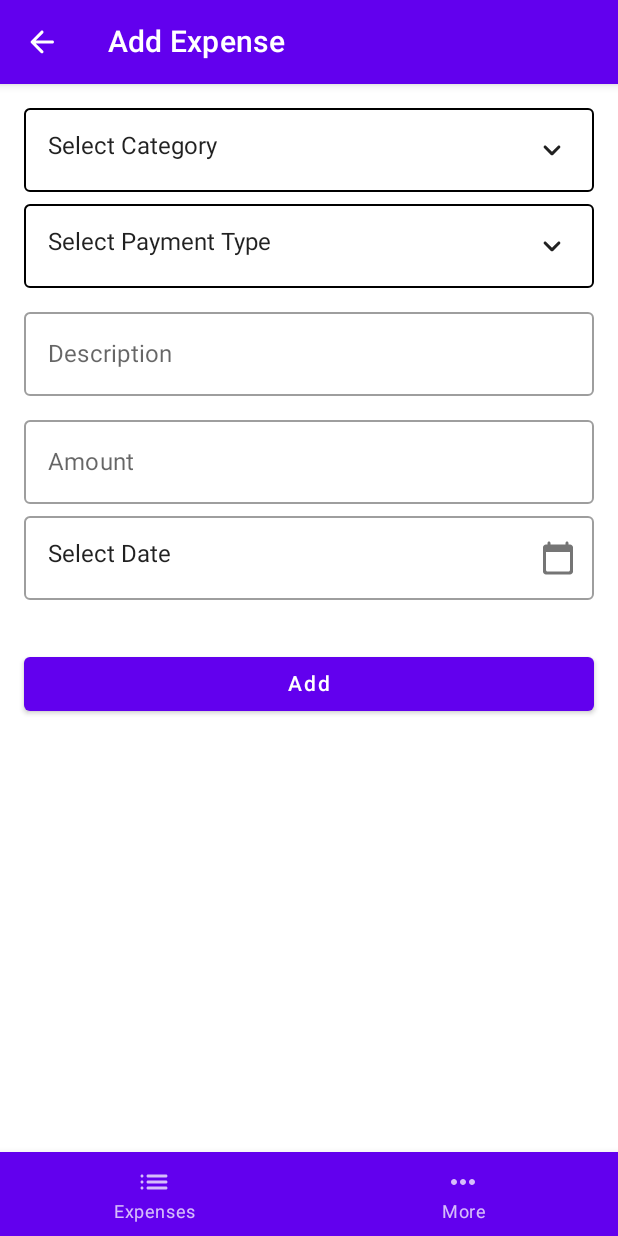
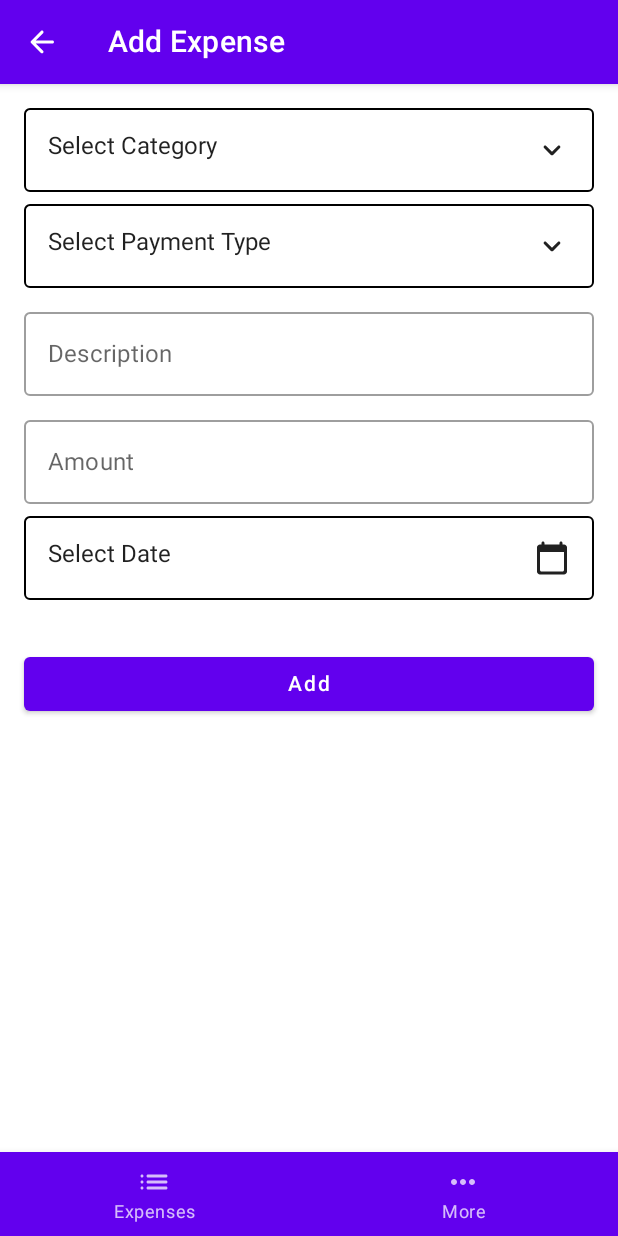
Before and after one commit to vengateshm/android_jetpack_compose_expense_tracker, an Android app built with Jetpack Compose: the expense_add screen opened through its navigation route, on a phone screen of 412 x 824 dp. Run offline under Robolectric (Android 15) with nearby library versions, the light colour scheme and no system bars; our stand-ins replace Dagger/Hilt's generated code, Room's generated code.

Commit message:
select date container added, invalid amount check added

```diff
--- a/app/src/main/java/com/android/vengateshm/expensetracker/presentation/expenseAdd/ExpenseAddViewModel.kt
+++ b/app/src/main/java/com/android/vengateshm/expensetracker/presentation/expenseAdd/ExpenseAddViewModel.kt
@@ -94,7 +94,7 @@ class ExpenseAddViewModel @Inject constructor(
             description.isEmpty() -> {
                 ValidExpenseResult(false, R.string.err_please_enter_description)
             }
-            amount.isEmpty() -> {
+            amount.isEmpty() || amount.toDoubleOrNull() == null -> {
                 ValidExpenseResult(false, R.string.err_please_enter_amount)
             }
             amount.toDouble() <= 0 -> {
--- a/app/src/main/java/com/android/vengateshm/expensetracker/presentation/expenseAdd/components/ExpenseAdd.kt
+++ b/app/src/main/java/com/android/vengateshm/expensetracker/presentation/expenseAdd/components/ExpenseAdd.kt
@@ -1,6 +1,5 @@
 package com.android.vengateshm.expensetracker.presentation.expenseAdd.components
 
-import androidx.compose.foundation.clickable
 import androidx.compose.foundation.layout.*
 import androidx.compose.foundation.text.KeyboardOptions
 import androidx.compose.material.*
@@ -115,25 +114,11 @@ fun ExpenseAdd(
 
         Spacer(Modifier.height(8.dp))
 
-        OutlinedTextField(
-            modifier = Modifier
-                .fillMaxWidth(),
-            value = selectedDate,
-            onValueChange = {
-
-            },
-            enabled = true,
-            trailingIcon = {
-                Icon(
-                    imageVector = Icons.Rounded.CalendarToday,
-                    contentDescription = null,
-                    modifier = Modifier.clickable(
-                        onClick = {
-                            onSelectDateClicked()
-                        }),
-                )
-            },
-            readOnly = true
+        OutlinedContainerWithTrailingIcon(labelName = selectedDate,
+            trailingIcon = Icons.Rounded.CalendarToday,
+            onClicked = {
+                onSelectDateClicked()
+            }
         )
 
         Spacer(Modifier.height(32.dp))
--- /dev/null
+++ b/app/src/main/java/com/android/vengateshm/expensetracker/presentation/expenseAdd/components/OutlinedContainerWithTrailingIcon.kt
@@ -0,0 +1,44 @@
+package com.android.vengateshm.expensetracker.presentation.expenseAdd.components
+
+import androidx.compose.foundation.border
+import androidx.compose.foundation.clickable
+import androidx.compose.foundation.layout.Row
+import androidx.compose.foundation.layout.fillMaxWidth
+import androidx.compose.foundation.layout.padding
+import androidx.compose.foundation.shape.RoundedCornerShape
+import androidx.compose.material.Icon
+import androidx.compose.material.Text
+import androidx.compose.runtime.Composable
+import androidx.compose.ui.Modifier
+import androidx.compose.ui.graphics.Color
+import androidx.compose.ui.graphics.vector.ImageVector
+import androidx.compose.ui.unit.dp
+
+@Composable
+fun OutlinedContainerWithTrailingIcon(
+    labelName: String, trailingIcon: ImageVector,
+    onClicked: () -> Unit
+) {
+    Row(
+        modifier = Modifier
+            .fillMaxWidth()
+            .border(
+                width = 1.dp,
+                color = Color.Black,
+                shape = RoundedCornerShape(4.dp)
+            )
+            .clickable {
+                onClicked()
+            }
+            .padding(horizontal = 16.dp, vertical = 16.dp)
+    ) {
+        Text(
+            modifier = Modifier.weight(weight = 1f),
+            text = labelName
+        )
+        Icon(
+            imageVector = trailingIcon,
+            contentDescription = null,
+        )
+    }
+}
```
